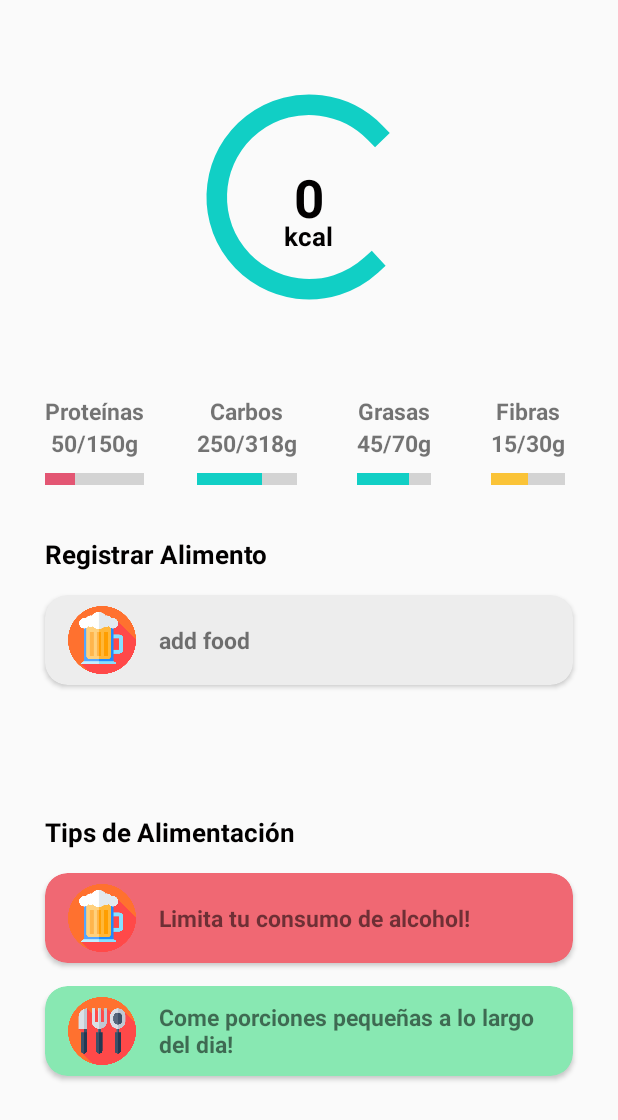
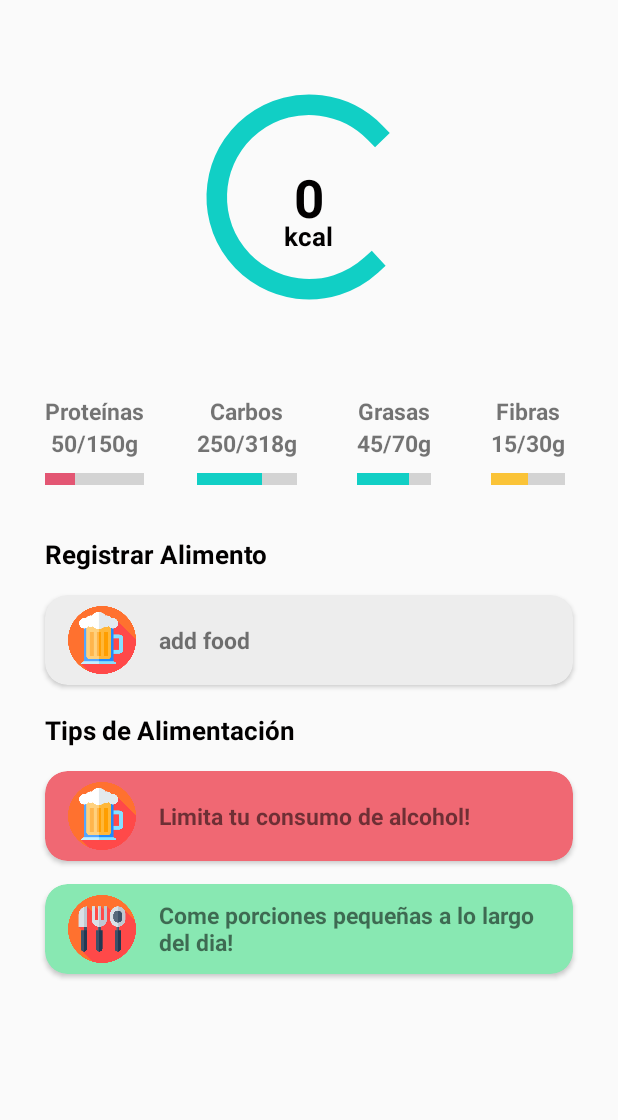
Before and after one commit to SergioGamero31/D-health, an Android app: the fragment NutritionFragment shown on its own in the app's theme, on a phone screen of 412 x 824 dp. Shown: the top 1120 px of the screen. Run offline under Robolectric (Android 15) with nearby library versions, the phone set to English and light mode, and no system bars; libraries missing offline, so code that uses them is left out: com.mikhaellopez.circularprogressbar; plain views replace CircularProgressBar.

Commit message:
nutrition add

```diff
--- a/app/src/main/java/Fragments/nutrition.java
+++ b/app/src/main/java/Fragments/NutritionFragment.java
@@ -12,10 +12,10 @@ import com.example.diabetes.R;
 
 /**
  * A simple {@link Fragment} subclass.
- * Use the {@link nutrition#newInstance} factory method to
+ * Use the {@link NutritionFragment#newInstance} factory method to
  * create an instance of this fragment.
  */
-public class nutrition extends Fragment {
+public class NutritionFragment extends Fragment {
 
     // TODO: Rename parameter arguments, choose names that match
     // the fragment initialization parameters, e.g. ARG_ITEM_NUMBER
@@ -26,7 +26,7 @@ public class nutrition extends Fragment {
     private String mParam1;
     private String mParam2;
 
-    public nutrition() {
+    public NutritionFragment() {
         // Required empty public constructor
     }
 
@@ -39,8 +39,8 @@ public class nutrition extends Fragment {
      * @return A new instance of fragment nutrition.
      */
     // TODO: Rename and change types and number of parameters
-    public static nutrition newInstance(String param1, String param2) {
-        nutrition fragment = new nutrition();
+    public static NutritionFragment newInstance(String param1, String param2) {
+        NutritionFragment fragment = new NutritionFragment();
         Bundle args = new Bundle();
         args.putString(ARG_PARAM1, param1);
         args.putString(ARG_PARAM2, param2);
--- a/app/src/main/java/com/example/diabetes/MainActivity.java
+++ b/app/src/main/java/com/example/diabetes/MainActivity.java
@@ -15,6 +15,7 @@ import android.widget.Toast;
 
 import com.google.android.material.bottomnavigation.BottomNavigationView;
 
+import Fragments.NutritionFragment;
 import Fragments.PedometerFragment;
 import Interfaces.IComDashboard;
 
@@ -124,7 +125,11 @@ public class MainActivity extends AppCompatActivity implements IComDashboard {
 
     @Override
     public void regFood() {
-        Toast.makeText(getApplicationContext(),"Registrar Comida", Toast.LENGTH_SHORT).show();
+        fragmentManager = getSupportFragmentManager();
+        fragmentTransaction = fragmentManager.beginTransaction();
+        fragmentTransaction.replace(R.id.frame_container, new NutritionFragment());
+        fragmentTransaction.addToBackStack(null);
+        fragmentTransaction.commit();
     }
 
     @Override
--- a/app/src/main/res/layout/fragment_nutrition.xml
+++ b/app/src/main/res/layout/fragment_nutrition.xml
@@ -4,7 +4,7 @@
     android:layout_width="match_parent"
     android:layout_height="match_parent"
     android:orientation="vertical"
-    tools:context="Fragments.nutrition">
+    tools:context="Fragments.NutritionFragment">
 
     <RelativeLayout
         android:layout_width="match_parent"
@@ -189,25 +189,26 @@
 
     <LinearLayout
         android:layout_width="match_parent"
-        android:layout_height="185dp"
-        android:orientation="vertical"
-        android:layout_marginTop="30dp">
+        android:layout_height="117dp"
+        android:layout_marginTop="30dp"
+        android:orientation="vertical">
 
         <TextView
             android:id="@+id/textView"
+            style="@style/viewParent.headerText.NoMode"
             android:layout_width="wrap_content"
             android:layout_height="wrap_content"
             android:layout_marginStart="30dp"
             android:text="Registrar Alimento"
             android:textSize="17dp"
-            style="@style/viewParent.headerText.NoMode"
             app:layout_constraintStart_toStartOf="parent"
             tools:layout_editor_absoluteY="269dp" />
+
         <androidx.cardview.widget.CardView
             android:layout_width="match_parent"
             android:layout_height="60dp"
+            android:layout_marginLeft="30dp"
             android:layout_marginTop="15dp"
-            android:layout_marginLeft="30dp"
             android:layout_marginRight="30dp"
             app:cardBackgroundColor="#EDEDED"
             app:cardCornerRadius="15dp">
```
